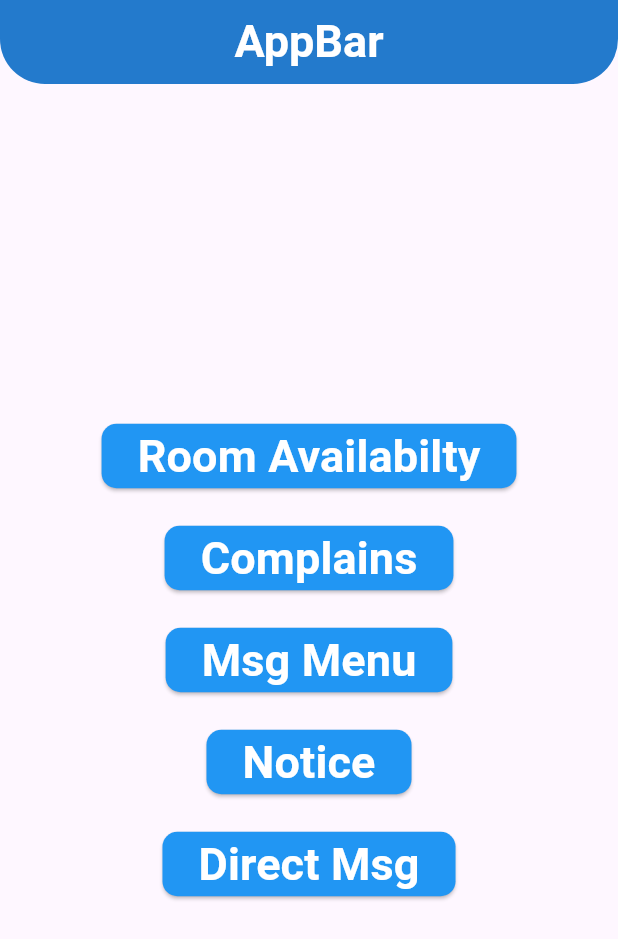
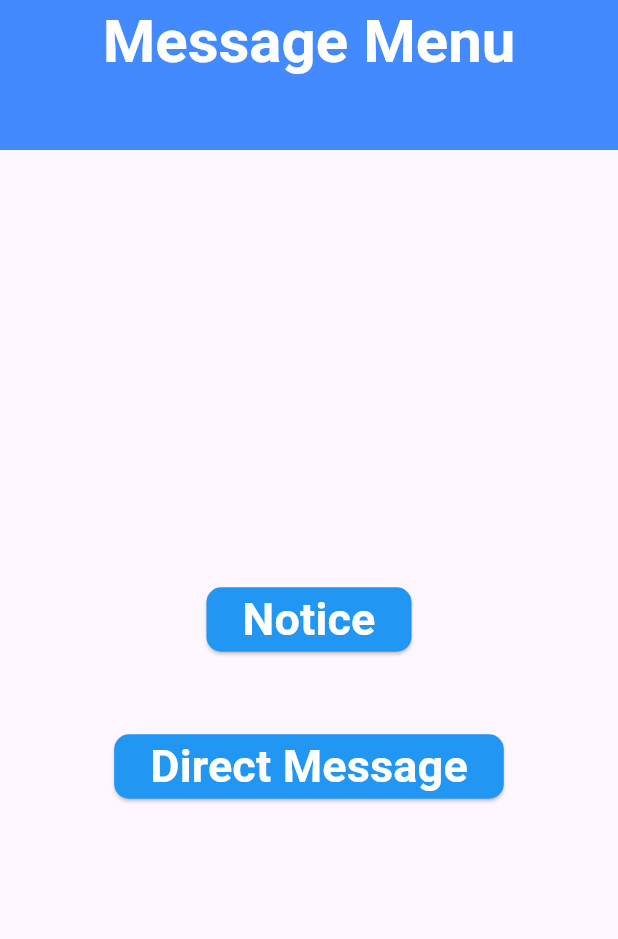
Before and after one commit to NaVindu0315/Hostel-Management-UI, a Flutter app: the screen it shows after launch, after a tap on "Msg Menu", on a phone screen of 412 x 824 dp. Shown: the top 939 px of the screen. Run offline on Flutter 3.47's test engine with Material 3 defaults, Android fonts, the phone set to English and light mode, and no system bars; our stand-ins replace curved_navigation_bar; Roboto replaces fonts that are missing (RobotoMono).

Commit message:
msg menu

```diff
--- a/lib/Dashboard.dart
+++ b/lib/Dashboard.dart
@@ -1,6 +1,7 @@
 import 'package:flutter/material.dart';
 import 'package:hostel/rooms.dart';
 import 'package:hostel/screens/Complains.dart';
+import 'package:hostel/screens/Msg_Menu.dart';
 
 class Dashboard extends StatelessWidget {
   const Dashboard({Key? key}) : super(key: key);
@@ -120,6 +121,10 @@ class _DashState extends State<Dash> {
                 ),
               ),
               onPressed: () {
+                Navigator.push(
+                  context,
+                  MaterialPageRoute(builder: (context) => Msg_Menu()),
+                );
                 // button press action
               },
               child: Text(
--- a/lib/screens/Msg_Menu.dart
+++ b/lib/screens/Msg_Menu.dart
@@ -0,0 +1,104 @@
+import 'package:flutter/material.dart';
+
+class Msg_Menu extends StatelessWidget {
+  const Msg_Menu({Key? key}) : super(key: key);
+
+  @override
+  Widget build(BuildContext context) {
+    return MaterialApp(
+      home: Msgmenuu(),
+    );
+  }
+}
+
+class Msgmenuu extends StatefulWidget {
+  const Msgmenuu({Key? key}) : super(key: key);
+
+  @override
+  State<Msgmenuu> createState() => _MsgmenuuState();
+}
+
+class _MsgmenuuState extends State<Msgmenuu> {
+  @override
+  Widget build(BuildContext context) {
+    return Scaffold(
+        appBar: PreferredSize(
+          preferredSize: Size.fromHeight(100.0), // Set the height of the AppBar
+          child: AppBar(
+            backgroundColor: Colors.blueAccent,
+            centerTitle: true,
+            title: Text(
+              'Message Menu',
+              style: TextStyle(
+                  fontFamily: 'RobotoMono',
+                  fontSize: 40,
+                  color: Colors.white,
+                  fontWeight: FontWeight.bold),
+            ),
+          ),
+        ),
+        body: Column(
+          children: [
+            Spacer(),
+            Row(
+              children: [
+                Spacer(),
+                ElevatedButton(
+                  style: ElevatedButton.styleFrom(
+                    primary: Colors.blue,
+                    onPrimary: Colors.white,
+                    shape: RoundedRectangleBorder(
+                      borderRadius: BorderRadius.circular(10), // border radius
+                    ),
+                  ),
+                  onPressed: () {
+                    Navigator.push(
+                      context,
+                      MaterialPageRoute(builder: (context) => Msg_Menu()),
+                    );
+                    // button press action
+                  },
+                  child: Text(
+                    'Notice',
+                    style:
+                        TextStyle(fontSize: 30.0, fontWeight: FontWeight.bold),
+                  ),
+                ),
+                Spacer(),
+              ],
+            ),
+            SizedBox(
+              height: 50.0,
+            ),
+            Row(
+              children: [
+                Spacer(),
+                ElevatedButton(
+                  style: ElevatedButton.styleFrom(
+                    primary: Colors.blue,
+                    onPrimary: Colors.white,
+                    shape: RoundedRectangleBorder(
+                      borderRadius: BorderRadius.circular(10), // border radius
+                    ),
+                  ),
+                  onPressed: () {
+                    Navigator.push(
+                      context,
+                      MaterialPageRoute(builder: (context) => Msg_Menu()),
+                    );
+                    // button press action
+                  },
+                  child: Text(
+                    'Direct Message',
+                    style:
+                        TextStyle(fontSize: 30.0, fontWeight: FontWeight.bold),
+                  ),
+                ),
+                Spacer(),
+              ],
+            ),
+            Spacer(),
+          ],
+        ));
+  }
+}
```
